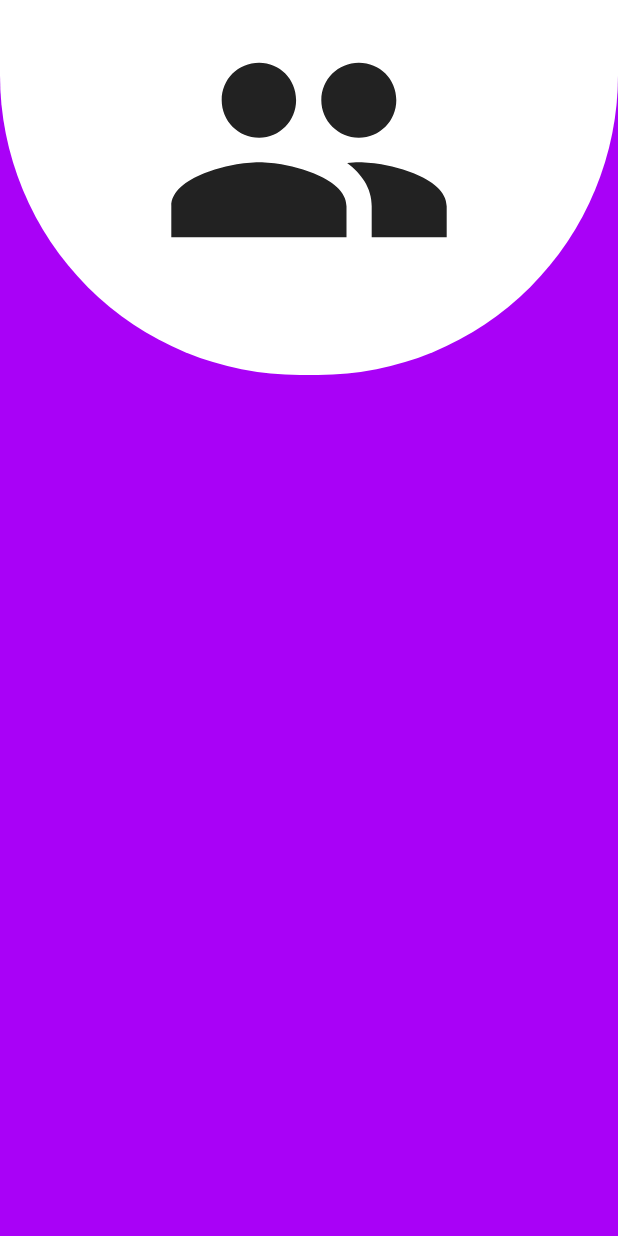
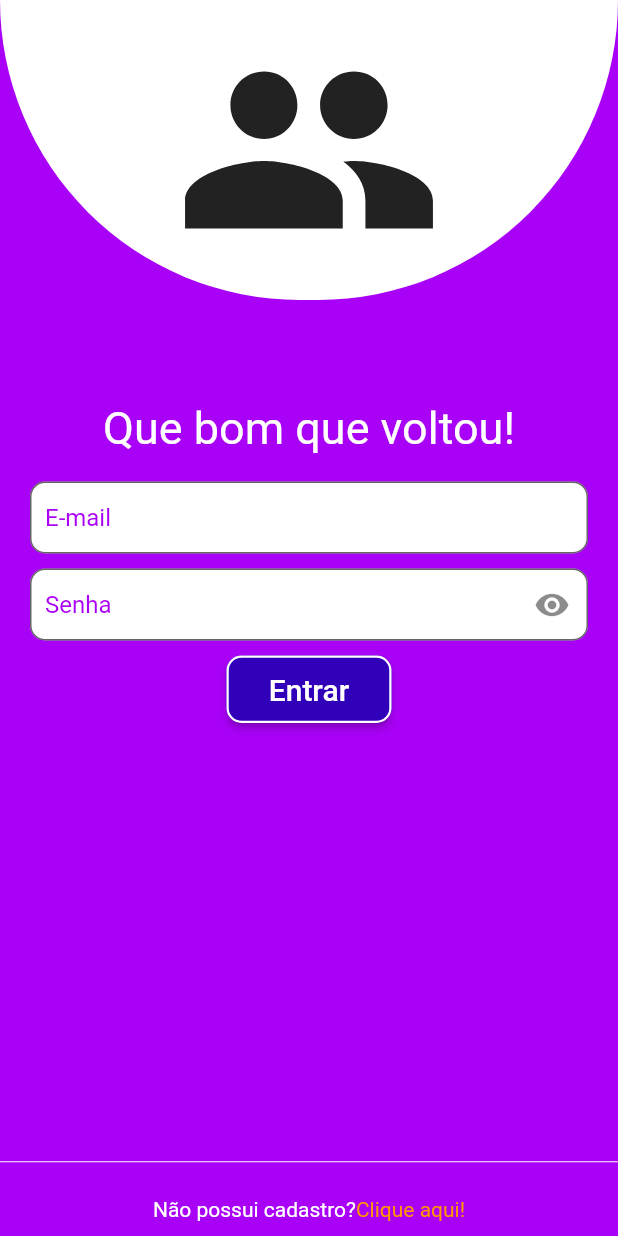
Before and after one commit to GuiGodooi/app_pojetolovepeople, a Flutter app: the screen it shows after launch, on a phone screen of 412 x 824 dp. Run offline on Flutter 3.47's test engine with Material 2 defaults, Android fonts, the phone set to English and light mode, and no system bars.

Commit message:
tela 1 feita

```diff
--- a/lib/View/login_page.dart
+++ b/lib/View/login_page.dart
@@ -13,11 +13,11 @@ class _LoginState extends State<Login> {
     return Scaffold(
       backgroundColor: const Color(0xFFA901F7),
       body: SafeArea(
-        child: Stack(
+        child: Column(
           children: [
             Container(
               alignment: Alignment.topCenter,
-              height: 250,
+              height: 200,
               width: MediaQuery.of(context).size.width,
               decoration: const BoxDecoration(
                 color: Colors.white,
@@ -26,14 +26,157 @@ class _LoginState extends State<Login> {
                   bottomRight: Radius.circular(200),
                 ),
               ),
-              child: const Icon(
-                Icons.people,
-                size: 200,
+              child: const Padding(
+                padding: EdgeInsets.only(top: 10),
+                child: Icon(
+                  Icons.people,
+                  size: 180,
+                ),
+              ),
+            ),
+            Expanded(
+              child: SingleChildScrollView(
+                child: Column(
+                  children: [
+                    const Padding(
+                      padding: EdgeInsets.only(top: 1),
+                      child: Text(
+                        'Que bom que voltou!',
+                        style: TextStyle(
+                          fontSize: 30,
+                          color: Colors.white,
+                          height: 4,
+                        ),
+                      ),
+                    ),
+                    Form(
+                      child: Padding(
+                        padding: const EdgeInsets.only(
+                          left: 20,
+                          right: 20,
+                        ),
+                        child: Column(
+                          children: [
+                            TextFormField(
+                              decoration: const InputDecoration(
+                                contentPadding: EdgeInsets.all(
+                                  10,
+                                ),
+                                border: OutlineInputBorder(
+                                  borderRadius: BorderRadius.all(
+                                    Radius.circular(10),
+                                  ),
+                                ),
+                                hintText: 'E-mail',
+                                hintStyle: TextStyle(color: Color(0xFFA901F7)),
+                                fillColor: Colors.white,
+                                filled: true,
+                              ),
+                            ),
+                            const SizedBox(
+                              height: 10,
+                            ),
+                            TextFormField(
+                              obscureText: true,
+                              decoration: InputDecoration(
+                                disabledBorder: InputBorder.none,
+                                contentPadding: const EdgeInsets.all(
+                                  10,
+                                ),
+                                border: const OutlineInputBorder(
+                                  borderRadius: BorderRadius.all(
+                                    Radius.circular(10),
+                                  ),
+                                ),
+                                hintText: 'Senha',
+                                hintStyle:
+                                    const TextStyle(color: Color(0xFFA901F7)),
+                                fillColor: Colors.white,
+                                filled: true,
+                                suffixIcon: IconButton(
+                                  onPressed: () {},
+                                  icon: const Icon(
+                                    Icons.remove_red_eye,
+                                  ),
+                                ),
+                              ),
+                            ),
+                            const SizedBox(
+                              height: 10,
+                            ),
+                            Container(
+                              height: 45,
+                              width: 110,
+                              child: ElevatedButton(
+                                onPressed: () {},
+                                child: Text(
+                                  'Entrar',
+                                  style: TextStyle(
+                                    fontSize: 20,
+                                  ),
+                                ),
+                                style: ButtonStyle(
+                                  backgroundColor: MaterialStateProperty.all(
+                                    const Color(0xff3101B9),
+                                  ),
+                                  shape: MaterialStateProperty.all(
+                                    RoundedRectangleBorder(
+                                      borderRadius: BorderRadius.circular(10),
+                                      side: const BorderSide(
+                                        width: 1.5,
+                                        color: Colors.white,
+                                      ),
+                                    ),
+                                  ),
+                                ),
+                              ),
+                            )
+                          ],
+                        ),
+                      ),
+                    ),
+                  ],
+                ),
               ),
             ),
           ],
         ),
       ),
+      bottomNavigationBar: Column(
+        mainAxisSize: MainAxisSize.min,
+        children: [
+          Padding(
+            padding: EdgeInsets.symmetric(vertical: 10),
+            child: Divider(
+              height: 7,
+              color: Colors.white,
+            ),
+          ),
+          Padding(
+            padding: const EdgeInsets.symmetric(
+              vertical: 10,
+            ),
+            child: Row(
+              mainAxisAlignment: MainAxisAlignment.center,
+              children: [
+                const Text(
+                  'Não possui cadastro?',
+                  style: TextStyle(
+                    color: Colors.white,
+                  ),
+                ),
+                InkWell(
+                  child: Text(
+                    'Clique aqui!',
+                    style: TextStyle(color: Colors.orange),
+                  ),
+                  onTap: () {},
+                ),
+              ],
+            ),
+          ),
+        ],
+      ),
     );
   }
 }
```
